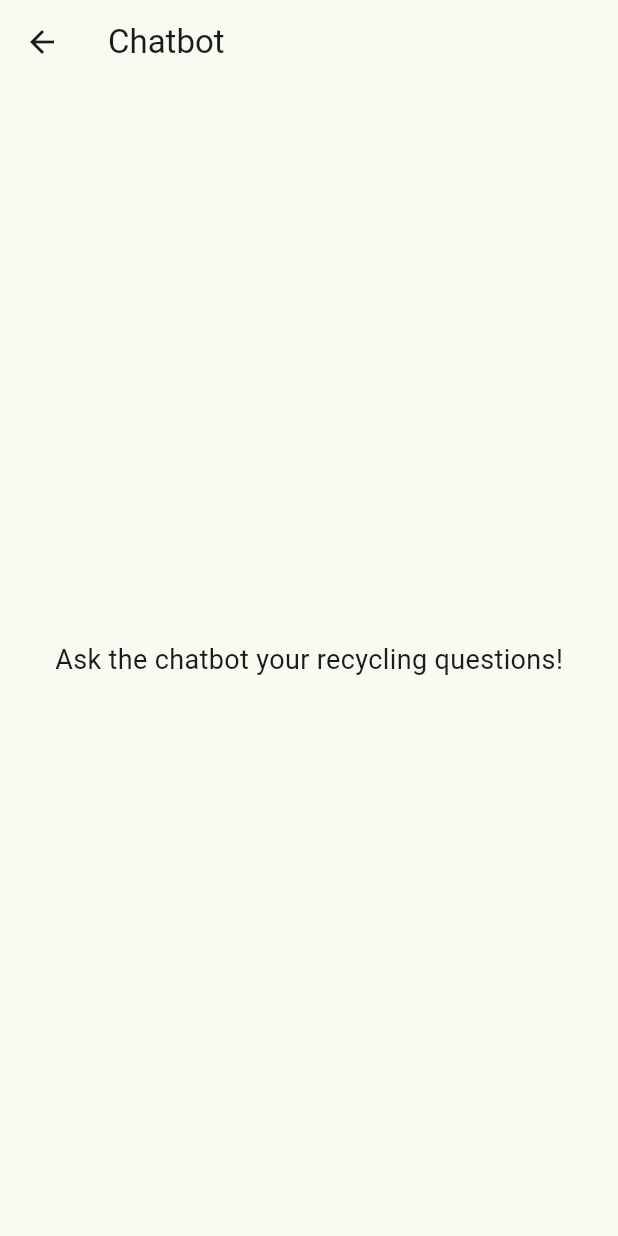
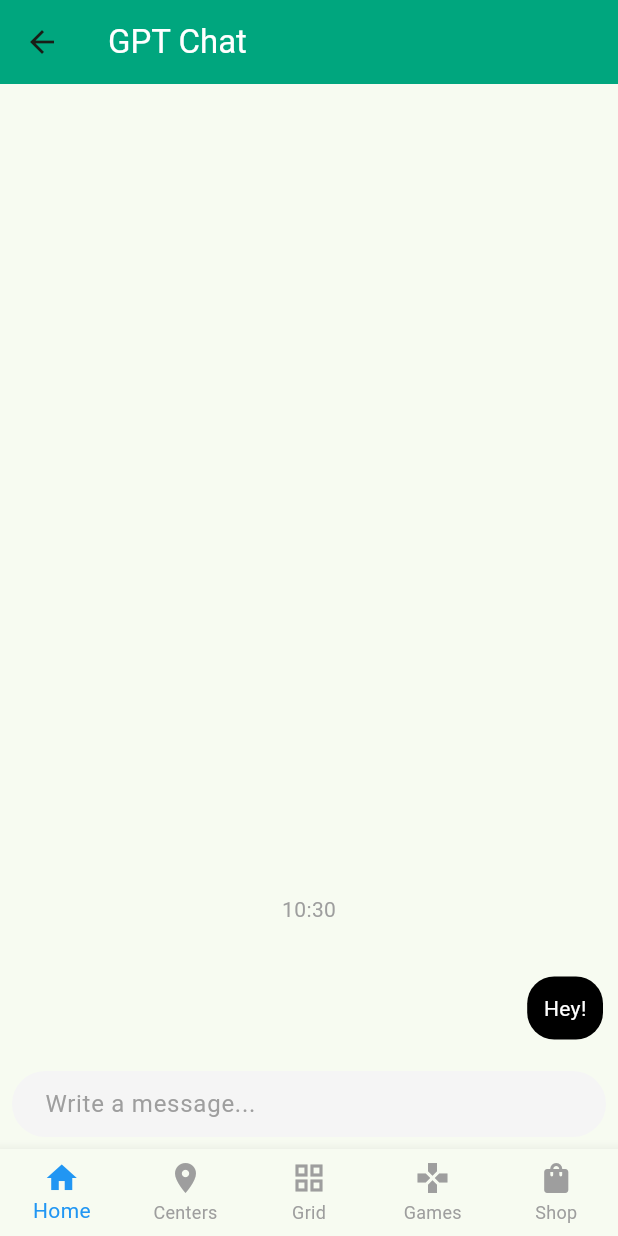
Before and after one commit to Sohan-D-77/GreeneX, a Flutter app: the ChatbotScreen screen opened directly, on a phone screen of 412 x 824 dp. Run offline on Flutter 3.47's test engine with Material 3 defaults, Android fonts, the phone set to English and light mode, and no system bars; drawn by our look-alikes of dash_chat_2; missing offline and left inert: chat_gpt_sdk.

Commit message:
Update chatbot.dart

```diff
--- a/lib/screens/chatbot.dart
+++ b/lib/screens/chatbot.dart
@@ -1,16 +1,141 @@
 import 'package:flutter/material.dart';
+import 'package:chat_gpt_sdk/chat_gpt_sdk.dart';
+import '../consts.dart';
+import 'package:dash_chat_2/dash_chat_2.dart';
+import '../main.dart';
 
 class ChatbotScreen extends StatelessWidget {
+  final _openAI = OpenAI.instance.build(
+    token: OPENAI_API_KEY,
+    baseOption: HttpSetup(
+      receiveTimeout: const Duration(seconds: 5),
+    ),
+    enableLog: true,
+  );
+
+  final ChatUser _user = ChatUser(
+    id: '1',
+    firstName: 'Charles',
+    lastName: 'Leclerc',
+  );
+
+  final ChatUser _gptChatUser = ChatUser(
+    id: '2',
+    firstName: 'Chat',
+    lastName: 'GPT',
+  );
+
+  final ValueNotifier<List<ChatMessage>> _messages = ValueNotifier([
+    ChatMessage(
+      text: 'Hey!',
+      user: ChatUser(
+        id: '1',
+        firstName: 'Charles',
+        lastName: 'Leclerc',
+      ),
+      createdAt: DateTime.now(),
+    )
+  ]);
+
+  final ValueNotifier<List<ChatUser>> _typingUsers = ValueNotifier([]);
+  final ValueNotifier<int> _currentIndex = ValueNotifier(0);
+
+  ChatbotScreen({Key? key}) : super(key: key);
+
   @override
   Widget build(BuildContext context) {
     return Scaffold(
-      appBar: AppBar(title: const Text('Chatbot')),
-      body: Center(
-        child: Text(
-          'Ask the chatbot your recycling questions!',
-          style: TextStyle(fontSize: 18),
+      appBar: AppBar(
+        backgroundColor: const Color.fromRGBO(0, 166, 126, 1),
+        title: const Text(
+          'GPT Chat',
+          style: TextStyle(
+            color: Colors.white,
+          ),
         ),
+      ),
+      body: ValueListenableBuilder<List<ChatMessage>>(
+        valueListenable: _messages,
+        builder: (context, messages, _) {
+          return DashChat(
+            currentUser: _user,
+            messageOptions: const MessageOptions(
+              currentUserContainerColor: Colors.black,
+              containerColor: Color.fromRGBO(0, 166, 126, 1),
+              textColor: Colors.white,
+            ),
+            onSend: (ChatMessage m) {
+              _getChatResponse(m);
+            },
+            messages: messages,
+            typingUsers: _typingUsers.value,
+          );
+        },
+      ),
+      bottomNavigationBar: ValueListenableBuilder<int>(
+        valueListenable: _currentIndex,
+        builder: (context, currentIndex, _) {
+          return BottomNavigationBar(
+            currentIndex: currentIndex,
+            type: BottomNavigationBarType.fixed,
+            selectedItemColor: Colors.blue,
+            unselectedItemColor: Colors.grey,
+            onTap: (index) {
+              _currentIndex.value = index;
+              if (_currentIndex.value == 0) {
+                Navigator.pushReplacement(
+                  context,
+                  MaterialPageRoute(builder: (context) => MyApp()),
+                );
+              }
+              // Handle other index cases as needed
+            },
+            items: const [
+              BottomNavigationBarItem(icon: Icon(Icons.home), label: 'Home'),
+              BottomNavigationBarItem(icon: Icon(Icons.location_on), label: 'Centers'),
+              BottomNavigationBarItem(icon: Icon(Icons.grid_view), label: 'Grid'),
+              BottomNavigationBarItem(icon: Icon(Icons.gamepad), label: 'Games'),
+              BottomNavigationBarItem(icon: Icon(Icons.shopping_bag), label: 'Shop'),
+            ],
+          );
+        },
       ),
     );
   }
+
+  Future<void> _getChatResponse(ChatMessage message) async {
+    _messages.value = List.from(_messages.value)..insert(0, message);
+    _typingUsers.value = List.from(_typingUsers.value)..add(_gptChatUser);
+
+    List<Map<String, dynamic>> messagesHistory = _messages.value.reversed.map((m) {
+      return (m.user == _user)
+          ? Messages(role: Role.user, content: m.text).toJson()
+          : Messages(role: Role.assistant, content: m.text).toJson();
+    }).toList();
+
+    final request = ChatCompleteText(
+      messages: messagesHistory,
+      maxToken: 200,
+      model: GptTurbo0301ChatModel(),
+    );
+    final response = await _openAI.onChatCompletion(request: request);
+
+    if (response != null) {
+      for (var element in response.choices) {
+        if (element.message != null) {
+          _messages.value = List.from(_messages.value)
+            ..insert(
+              0,
+              ChatMessage(
+                user: _gptChatUser,
+                createdAt: DateTime.now(),
+                text: element.message!.content,
+              ),
+            );
+        }
+      }
+    }
+
+    _typingUsers.value = List.from(_typingUsers.value)..remove(_gptChatUser);
+  }
 }
```
